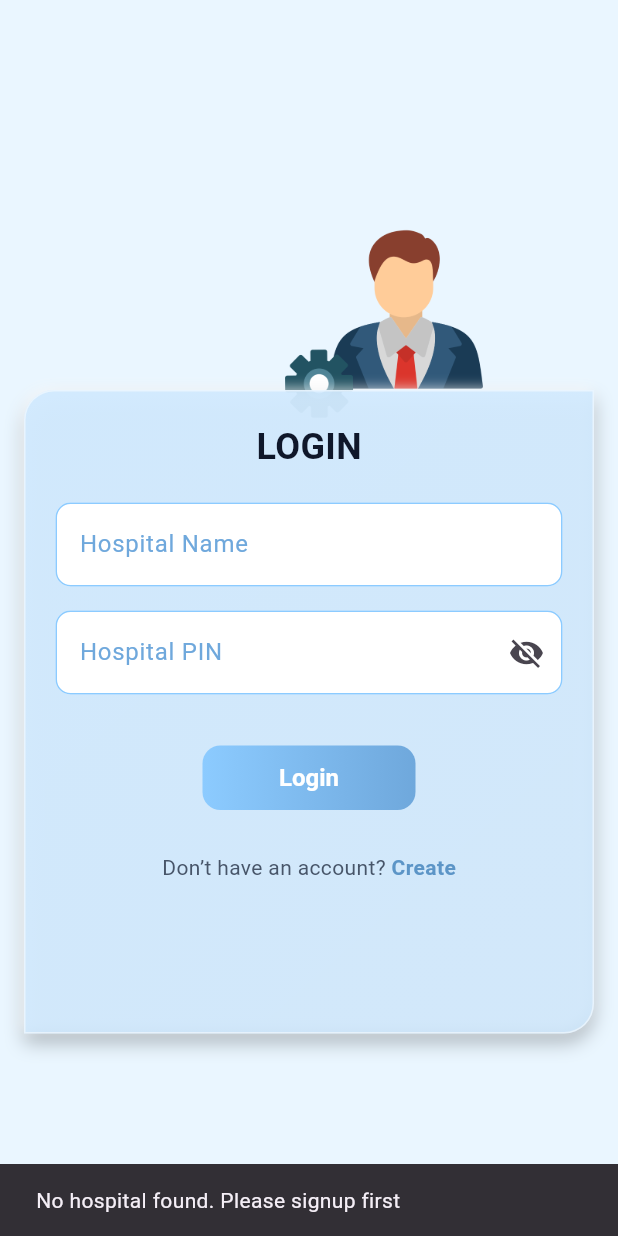
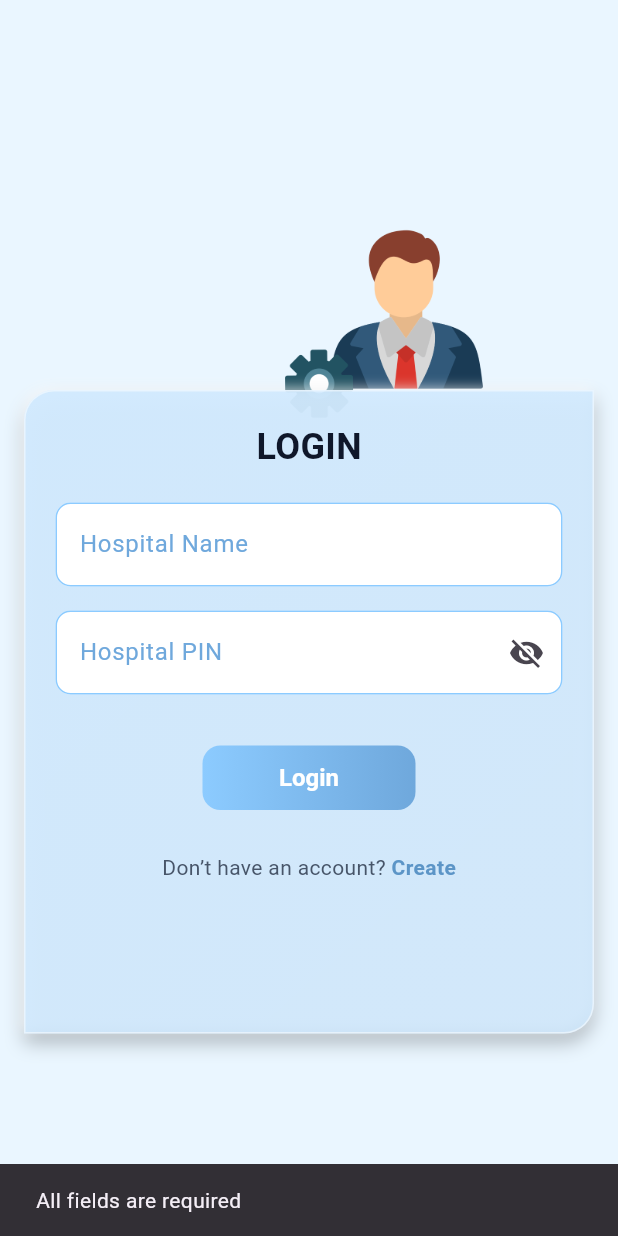
Before and after one commit to marjanhosen23/AmarHealth, a Flutter app: the AdminLogin screen opened directly, after a tap on "Login", on a phone screen of 412 x 824 dp. Run offline on Flutter 3.47's test engine with Material 3 defaults, Android fonts, the phone set to English and light mode, and no system bars; our stand-ins replace cloud_firestore, firebase_core, shared_preferences; accounts and stored records are empty.

Commit message:
modified some problems

```diff
--- a/lib/admin/auth/admin_login.dart
+++ b/lib/admin/auth/admin_login.dart
@@ -233,68 +233,60 @@ class _AdminLoginState extends State<AdminLogin> {
     final enteredHospital = hospitalController.text.trim();
     final enteredPin = pinController.text.trim();
 
-    final prefs = await SharedPreferences.getInstance();
-
-    /// multiple hospital list
-    final data = prefs.getString('hospitals');
-
-    if (data == null) {
+    if (enteredHospital.isEmpty || enteredPin.isEmpty) {
       ScaffoldMessenger.of(context).showSnackBar(
-        const SnackBar(content: Text('No hospital found. Please signup first')),
+        const SnackBar(content: Text('All fields are required')),
       );
       return;
     }
 
-    List hospitals = jsonDecode(data);
+    setState(() => isLoading = true);
 
-    /// find matching hospital
-    final found = hospitals.firstWhere(
-      (h) =>
-          h['name'].toLowerCase() == enteredHospital.toLowerCase() &&
-          h['pin'] == enteredPin,
-      orElse: () => null,
-    );
+    final hospitalKey = enteredHospital.toLowerCase();
 
-    if (found == null) {
-      final hospitalKey = enteredHospital.trim().toLowerCase();
-
+    try {
       final snapshot = await FirebaseFirestore.instance
           .collection('hospitals')
           .doc(hospitalKey)
           .get();
 
-      if (snapshot.exists) {
-        final data = snapshot.data();
-
-        if (data != null && data['pin'] == enteredPin) {
-          /// save locally (same as before)
-          await prefs.setString('currentHospital', data['name']);
-
-          Navigator.pushReplacement(
-            context,
-            MaterialPageRoute(
-              builder: (_) => AdminDashboard(hospitalName: data['name']),
-            ),
-          );
-          return;
-        }
+      if (!snapshot.exists) {
+        ScaffoldMessenger.of(context).showSnackBar(
+          const SnackBar(content: Text('Hospital not found')),
+        );
+        setState(() => isLoading = false);
+        return;
       }
 
+      final data = snapshot.data();
+
+      if (data == null || data['pin'] != enteredPin) {
+        ScaffoldMessenger.of(context).showSnackBar(
+          const SnackBar(content: Text('Invalid PIN')),
+        );
+        setState(() => isLoading = false);
+        return;
+      }
+
+      /// save current hospital
+      final prefs = await SharedPreferences.getInstance();
+      await prefs.setString('currentHospital', hospitalKey);
+
+      Navigator.pushReplacement(
+        context,
+        MaterialPageRoute(
+          builder: (_) => AdminDashboard(
+            hospitalName: data['name'],
+          ),
+        ),
+      );
+    } catch (e) {
       ScaffoldMessenger.of(context).showSnackBar(
-        const SnackBar(content: Text('Invalid login credentials')),
+        SnackBar(content: Text('Error: $e')),
       );
-      return;
     }
 
-    ///  save current hospital
-    await prefs.setString('currentHospital', found['name']);
-
-    Navigator.pushReplacement(
-      context,
-      MaterialPageRoute(
-        builder: (_) => AdminDashboard(hospitalName: found['name']),
-      ),
-    );
+    setState(() => isLoading = false);
   }
 
   @override
```
Also changed, not shown: lib/admin/doctor_management/add_doctor.dart (+10 -18 lines), lib/admin/doctor_management/doctor_management.dart (+43 -36 lines), lib/admin/staff_management/staff_Management.dart (+82 -70 lines), lib/common/settings.dart (added, +17 -0 lines), lib/staff/auth/staff_login.dart (+25 -26 lines), lib/staff/doctor_select/select_doctor.dart (+72 -0 lines).
